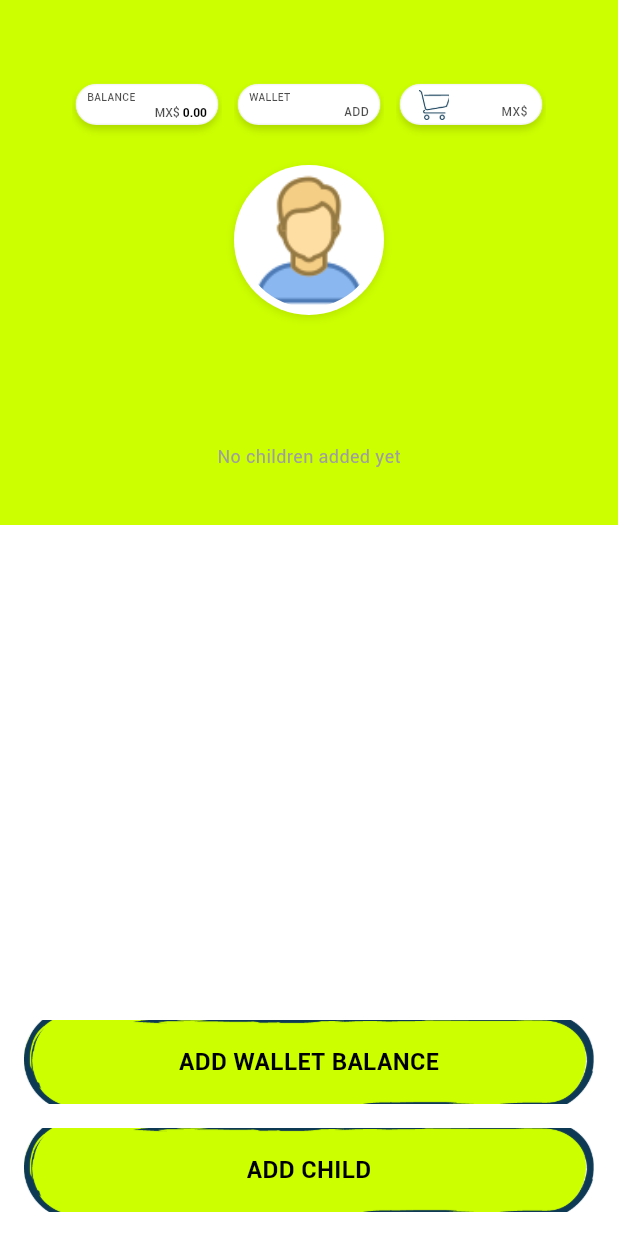
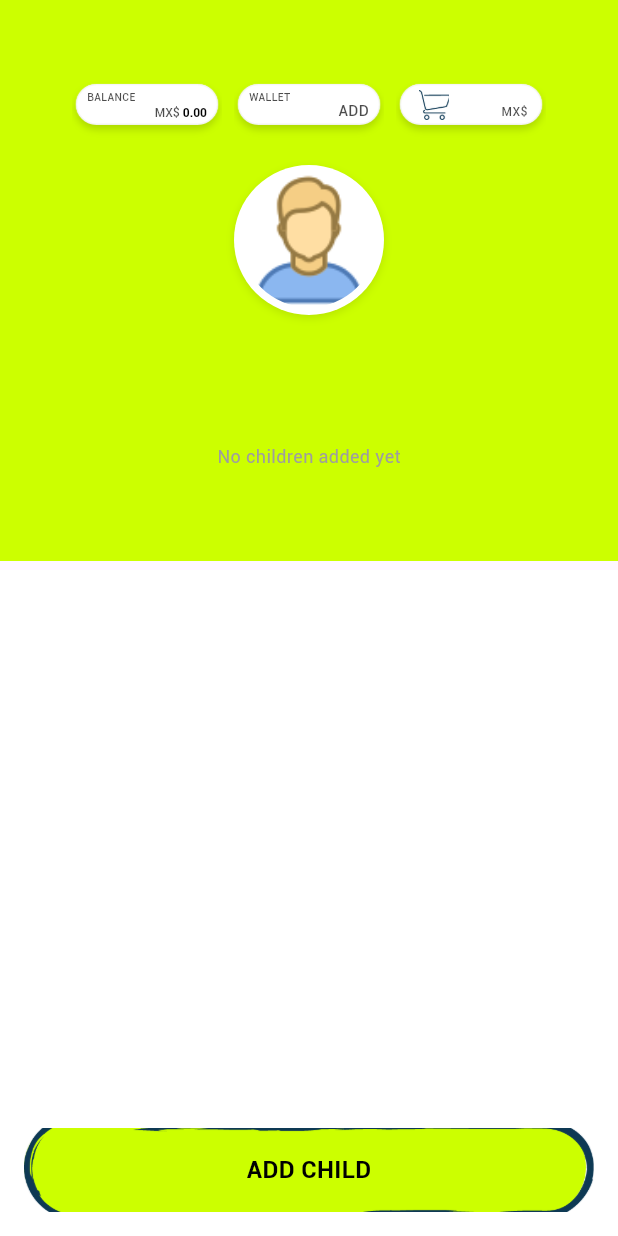
Before and after one commit to UK-Dev786/snackTagApp, a Flutter app: the ParentsHomeView screen opened by its route, on a phone screen of 412 x 824 dp. Run offline on Flutter 3.47's test engine with Material 3 defaults, Android fonts, the light colour scheme and no system bars; our stand-ins replace cloud_firestore, dio, firebase_analytics, firebase_auth, firebase_core, firebase_messaging and 12 more; missing offline and left inert: dart:ffi, firebase_app_check, flutter_stripe, webview_flutter_android, webview_flutter_wkwebview; accounts and stored records are empty; Roboto replaces fonts that are missing (assets/fonts/Metropolis-Regular.otf).

Commit message:
add wallet balance and view completed

```diff
--- a/lib/app/modules/parents_home/views/parents_home_view.dart
+++ b/lib/app/modules/parents_home/views/parents_home_view.dart
@@ -24,8 +24,7 @@ class ParentsHomeView extends GetView<ParentsHomeController> {
                 crossAxisAlignment: CrossAxisAlignment.center,
                 children: [
                   SizedBox(
-                    height:
-                        350, // Set a fixed height that fits your header content
+                    height: 380,
                     child: ParentsHeader(),
                   ),
                   // Total Wallet Balance Section
@@ -281,14 +280,13 @@ class ParentsHomeView extends GetView<ParentsHomeController> {
                   // ),
                   const SizedBox(height: 16),
 
-                  CustomButton(
-                      text: 'ADD WALLET BALANCE',
-                      onPressed: () {
-                        Get.toNamed(Routes.PARENTS_ADD_WALLET);
-                      },
-                      isLoading: false.obs),
+                  // CustomButton(
+                  //     text: 'ADD WALLET BALANCE',
+                  //     onPressed: () {
+                  //       Get.toNamed(Routes.PARENTS_ADD_WALLET);
+                  //     },
+                  //     isLoading: false.obs),
 
-                  const SizedBox(height: 16),
                   CustomButton(
                       text: 'ADD CHILD',
                       onPressed: () {
--- a/lib/widgets/parent_header.dart
+++ b/lib/widgets/parent_header.dart
@@ -15,9 +15,7 @@ class ParentsHeader extends StatelessWidget {
     final parentController = Get.find<ParentsHomeController>();
 
     return Scaffold(
-      body: SingleChildScrollView(
-        // Wrap with SingleChildScrollView to prevent overflow
-        child: Container(
+      body: Container(
         width: double.infinity,
         decoration: BoxDecoration(
           image: DecorationImage(
@@ -126,7 +124,7 @@ class ParentsHeader extends StatelessWidget {
                           'ADD',
                           style: AppTextStyles.MetropolisRegular.copyWith(
                               fontWeight: FontWeight.w500,
-                                fontSize: 8,
+                              fontSize: 10,
                               color: Colors.black.withOpacity(0.7)),
                         ),
                       ),
@@ -242,11 +240,10 @@ class ParentsHeader extends StatelessWidget {
                           scrollDirection: Axis.horizontal,
                           itemCount: parentController.childrenList.length,
                           itemBuilder: (context, index) {
-                              final child =
-                                  parentController.childrenList[index];
+                            final child = parentController.childrenList[index];
                             return Padding(
-                                padding: const EdgeInsets.symmetric(
-                                    horizontal: 12.0),
+                              padding:
+                                  const EdgeInsets.symmetric(horizontal: 12.0),
                               child: SizedBox(
                                 width: 55, // Reduced width
                                 child: Column(
@@ -272,15 +269,14 @@ class ParentsHeader extends StatelessWidget {
                                         padding: const EdgeInsets.all(
                                             3.0), // 5px padding
                                         child: ClipOval(
-                                            child:
-                                                child.childImageUrl != null &&
-                                                        child.childImageUrl!
-                                                            .isNotEmpty
+                                          child: child.childImageUrl != null &&
+                                                  child
+                                                      .childImageUrl!.isNotEmpty
                                               ? Image.network(
                                                   child.childImageUrl!,
                                                   fit: BoxFit.cover,
-                                                        errorBuilder: (context,
-                                                            error, stackTrace) {
+                                                  errorBuilder: (context, error,
+                                                      stackTrace) {
                                                     return Image.asset(
                                                       AppImages.profile,
                                                       fit: BoxFit.cover,
@@ -319,7 +315,6 @@ class ParentsHeader extends StatelessWidget {
             ),
             const SizedBox(height: 10), // Bottom padding
           ],
-          ),
         ),
       ),
     );
@@ -467,17 +462,24 @@ class ParentsHeader extends StatelessWidget {
                     GestureDetector(
                       onTap: () {
                         if (amountController.text.isNotEmpty) {
-                          // Navigate to add wallet page with the amount
+                          // Get the amount and close the dialog
+                          final amount =
+                              amountController.text.replaceAll('\$', '');
                           Navigator.of(context).pop();
 
-                          // Create a temporary controller to pass the amount
-                          final tempController =
+                          // Check if the controller is already registered
+                          if (!Get.isRegistered<ParentsAddWalletController>()) {
+                            // Register the controller if it's not already registered
+                            Get.put(ParentsAddWalletController());
+                          }
+
+                          // Get the wallet controller and set the amount
+                          final walletController =
                               Get.find<ParentsAddWalletController>();
-                          tempController.amount.value =
-                              amountController.text.replaceAll('\$', '');
+                          walletController.amount.value = amount;
 
-                          // Navigate to add wallet page
-                          Get.toNamed(Routes.PARENTS_ADD_WALLET);
+                          // Process the wallet data directly
+                          walletController.saveWalletData();
                         } else {
                           // Show error if no amount is entered
                           Get.snackbar(
```
Lines whose indentation alone changed are shown as unchanged.
